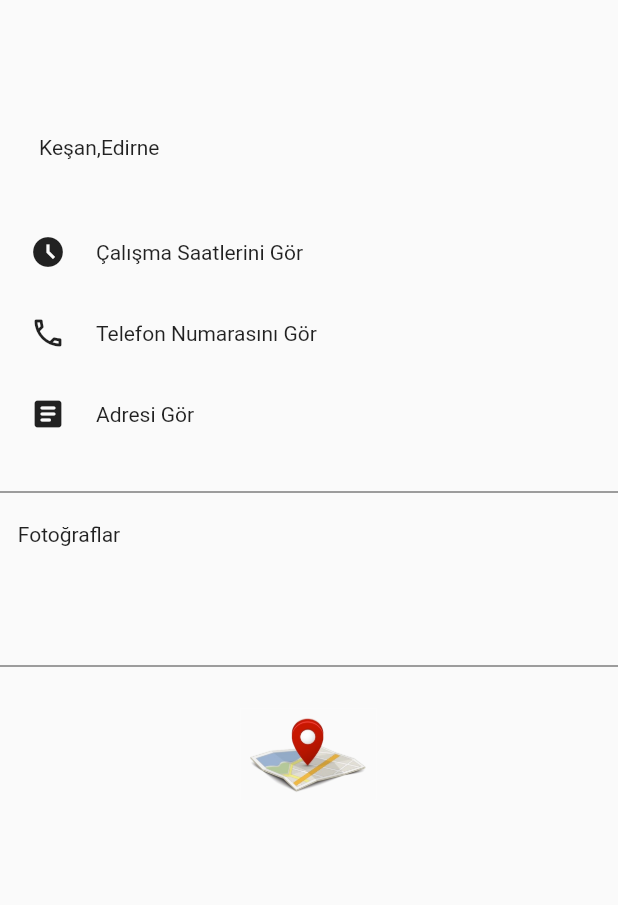
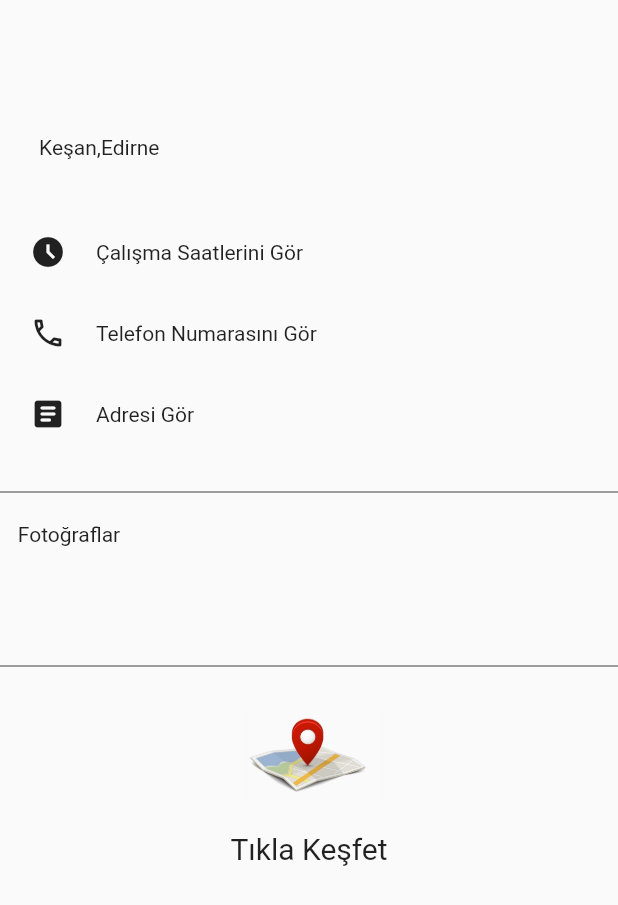
Before and after one commit to Grkmzdmr/Zomato-Clone-Flutter, a Flutter app: the DetailsPage screen opened directly with empty values, on a phone screen of 412 x 824 dp. Shown: the top 905 px of the screen. Run offline on Flutter 3.47's test engine with Material 2 defaults, Android fonts, the phone set to English and light mode, and no system bars; network calls fail.

Commit message:
Zomato Clone c

```diff
--- a/lib/Views/Details_Page.dart
+++ b/lib/Views/Details_Page.dart
@@ -138,7 +138,6 @@ class _DetailsPageState extends State<DetailsPage> {
                                         MaterialPageRoute(
                                             builder: (context) =>
                                                 PhotoPage(photos)));
-
                                   },
                                   child: Container(
                                       height: 150,
@@ -161,15 +160,20 @@ class _DetailsPageState extends State<DetailsPage> {
               thickness: 0.5,
               color: Colors.black,
             ),
-
             Container(
-              height: 100,
-              width: 100,
-              decoration : BoxDecoration(
-                image: DecorationImage(
-                  image: AssetImage("assets/images/gmp.png")
-                )
-              )
+                height: 100,
+                width: 100,
+                decoration: BoxDecoration(
+                    image: DecorationImage(
+                        image: AssetImage("assets/images/gmp.png")))),
+            Padding(
+              padding: const EdgeInsets.only(bottom: 10),
+              child: Text(
+                "Tıkla Keşfet",
+                style: TextStyle(
+                  fontSize: 20,
+                ),
+              ),
             )
           ],
         ),
@@ -251,6 +255,4 @@ class _DetailsPageState extends State<DetailsPage> {
           return alertDialog;
         });
   }
-
-
 }
```
